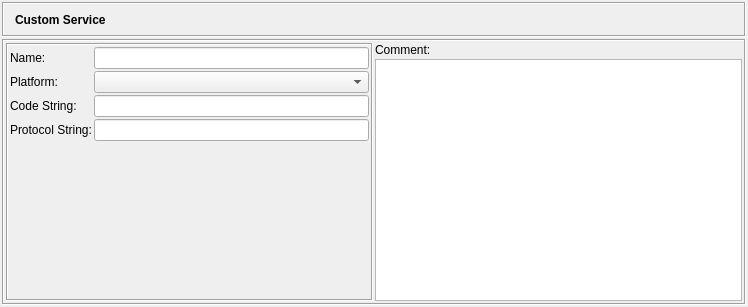
Before: the Qt Designer form src/gui/customservicedialog_q.ui in fwbuilder/fwbuilder, drawn with Qt 5.
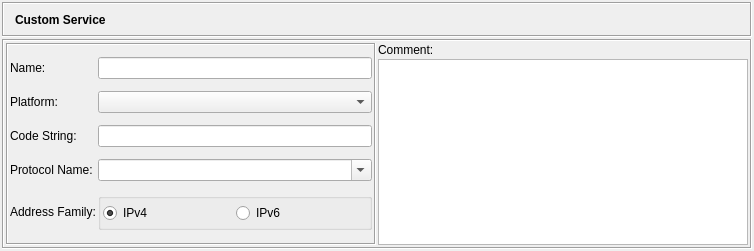
After: the same form once the commit is applied. Icons and pictures are not drawn.

The edit to the form file:
```diff
--- a/src/gui/customservicedialog_q.ui
+++ b/src/gui/customservicedialog_q.ui
@@ -8,8 +8,8 @@
    <rect>
     <x>0</x>
     <y>0</y>
-    <width>748</width>
-    <height>307</height>
+    <width>754</width>
+    <height>251</height>
    </rect>
   </property>
   <property name="windowTitle" >
@@ -27,9 +27,6 @@
      <property name="spacing" >
       <number>2</number>
      </property>
-     <property name="margin" >
-      <number>0</number>
-     </property>
      <item>
       <widget class="QFrame" name="frame3" >
        <property name="sizePolicy" >
@@ -103,7 +100,7 @@
        <property name="frameShadow" >
         <enum>QFrame::Sunken</enum>
        </property>
-       <layout class="QGridLayout" >
+       <layout class="QGridLayout" name="gridLayout_3" >
         <item rowspan="2" row="0" column="0" >
          <widget class="QFrame" name="frame13" >
           <property name="frameShape" >
@@ -112,7 +109,7 @@
           <property name="frameShadow" >
            <enum>QFrame::Sunken</enum>
           </property>
-          <layout class="QGridLayout" >
+          <layout class="QGridLayout" name="gridLayout_2" >
            <item row="0" column="0" >
             <widget class="QLabel" name="textLabel1" >
              <property name="text" >
@@ -215,32 +212,86 @@
               </sizepolicy>
              </property>
              <property name="text" >
-              <string>Protocol String:</string>
+              <string>Protocol Name:</string>
              </property>
             </widget>
            </item>
            <item row="3" column="1" >
-            <widget class="QLineEdit" name="protocol_string" >
-             <property name="sizePolicy" >
-              <sizepolicy vsizetype="Fixed" hsizetype="Preferred" >
-               <horstretch>0</horstretch>
-               <verstretch>0</verstretch>
-              </sizepolicy>
+            <widget class="QComboBox" name="protocol" >
+             <property name="toolTip" >
+              <string>Choose one of the standard protocols from the menu or enter custom
+protocol string. Policy compilers can use this information to add correct
+protocol-specific parameters to the generated configuration. For example,
+iptables compiler is allowed to add "--reject-with tcp-reset" to the target
+REJECT only if service object belongs to protocol "tcp".
+</string>
+             </property>
+             <property name="editable" >
+              <bool>true</bool>
+             </property>
+            </widget>
+           </item>
+           <item row="4" column="0" >
+            <widget class="QLabel" name="label_2" >
+             <property name="text" >
+              <string>Address Family:</string>
              </property>
             </widget>
            </item>
            <item row="4" column="1" >
-            <spacer>
-             <property name="orientation" >
-              <enum>Qt::Vertical</enum>
+            <widget class="QGroupBox" name="groupBox" >
+             <property name="sizePolicy" >
+              <sizepolicy vsizetype="Fixed" hsizetype="Preferred" >
+               <horstretch>0</horstretch>
+               <verstretch>0</verstretch>
+              </sizepolicy>
              </property>
-             <property name="sizeHint" stdset="0" >
-              <size>
-               <width>20</width>
-               <height>40</height>
-              </size>
+             <property name="toolTip" >
+              <string>Like with protocol, setting address family helps
+policy compiler generate more accurate configuration
+using this custom service object. For example, if
+address family is set to ipv6, this custom service
+will only be used in ipv6 policies.
+</string>
              </property>
-            </spacer>
+             <property name="title" >
+              <string/>
+             </property>
+             <property name="flat" >
+              <bool>true</bool>
+             </property>
+             <property name="checkable" >
+              <bool>false</bool>
+             </property>
+             <layout class="QGridLayout" name="gridLayout" >
+              <property name="topMargin" >
+               <number>4</number>
+              </property>
+              <property name="bottomMargin" >
+               <number>4</number>
+              </property>
+              <item row="0" column="0" >
+               <widget class="QRadioButton" name="ipv4" >
+                <property name="text" >
+                 <string>IPv4</string>
+                </property>
+                <property name="checked" >
+                 <bool>true</bool>
+                </property>
+               </widget>
+              </item>
+              <item row="0" column="1" >
+               <widget class="QRadioButton" name="ipv6" >
+                <property name="text" >
+                 <string>IPv6</string>
+                </property>
+                <property name="checked" >
+                 <bool>false</bool>
+                </property>
+               </widget>
+              </item>
+             </layout>
+            </widget>
            </item>
           </layout>
          </widget>
```
Left out of the diff: 69 changed lines with no effect on the pictures.
